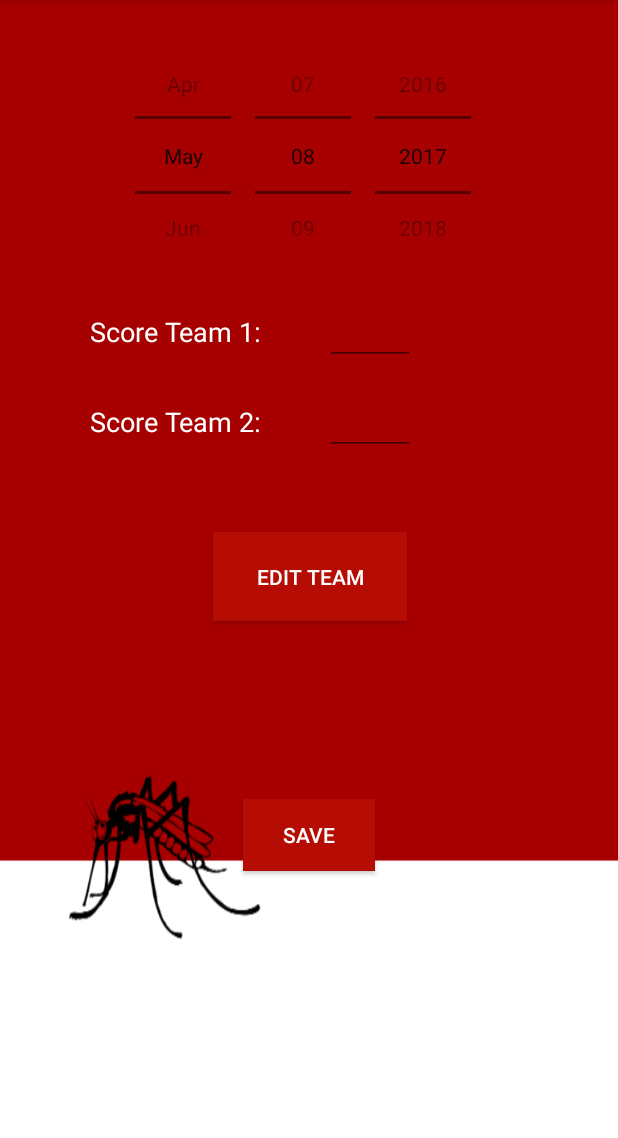
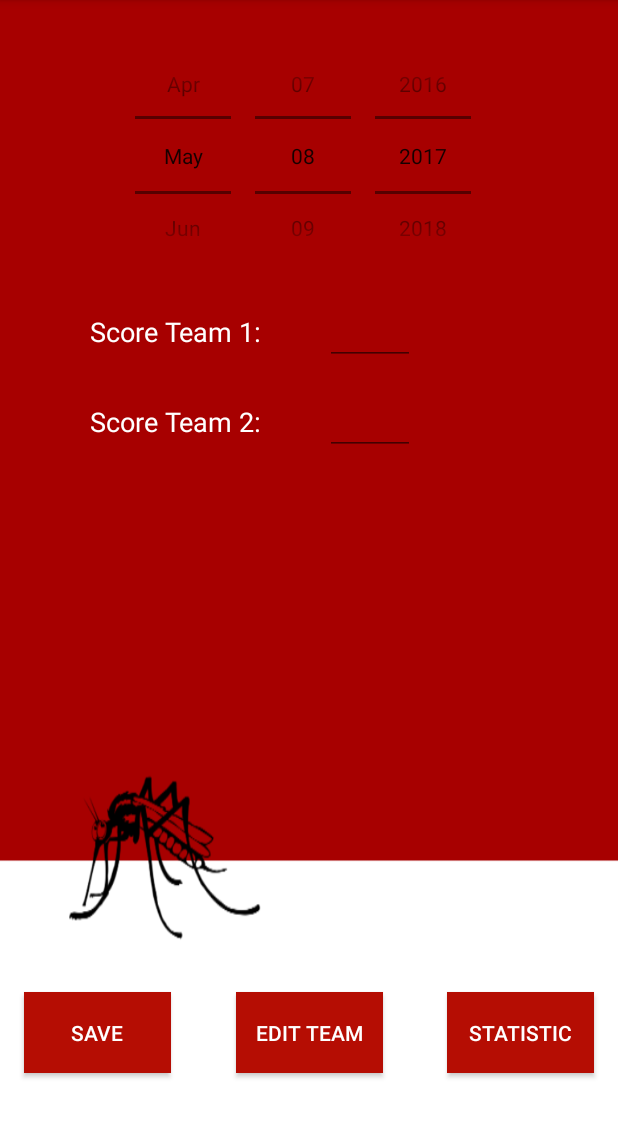
Before and after one commit to JakobWeiler/FootballApp, an Android app: the UpdateMatchActivity screen opened directly, with no data from a screen before it, on a phone screen of 412 x 824 dp, the part 84-1222 px from its top. Run offline under Robolectric (Android 15) with nearby library versions, the phone set to English and light mode, and no system bars.

Commit message:
Show Statistic transfered into Update

```diff
--- a/app/src/main/java/at/footballapp/captainandroid/footballapp/pkgGUI/MainActivity.java
+++ b/app/src/main/java/at/footballapp/captainandroid/footballapp/pkgGUI/MainActivity.java
@@ -25,6 +25,7 @@ public class MainActivity extends AppCompatActivity
     @Override
     protected void onCreate(Bundle savedInstanceState) {
         super.onCreate(savedInstanceState);
+        setTitle("FootballApp");
         setContentView(R.layout.activity_main);
         Toolbar toolbar = (Toolbar) findViewById(R.id.toolbar);
         setSupportActionBar(toolbar);
@@ -93,8 +94,6 @@ public class MainActivity extends AppCompatActivity
             startActivity(new Intent(MainActivity.this, UpdateMatchActivity.class));
         } else if (id == R.id.nav_showMatch) {
             startActivity(new Intent(MainActivity.this, MatchActivity.class));
-        } else if (id == R.id.nav_showStatistic) {
-            startActivity(new Intent(MainActivity.this, StatisticActivity.class));
         }
 
         DrawerLayout drawer = (DrawerLayout) findViewById(R.id.drawer_layout);
--- a/app/src/main/java/at/footballapp/captainandroid/footballapp/pkgGUI/UpdateMatchActivity.java
+++ b/app/src/main/java/at/footballapp/captainandroid/footballapp/pkgGUI/UpdateMatchActivity.java
@@ -18,4 +18,8 @@ public class UpdateMatchActivity extends AppCompatActivity {
     public void onBtnEditTeam(View view) {
         startActivity(new Intent(UpdateMatchActivity.this, EditTeamActivity.class));
     }
+
+    public void onBtnStatistic(View view) {
+        startActivity(new Intent(UpdateMatchActivity.this, StatisticActivity.class));
+    }
 }
--- a/app/src/main/res/layout/activity_statistic.xml
+++ b/app/src/main/res/layout/activity_statistic.xml
@@ -16,14 +16,13 @@
         android:text="@string/Save"
         app:layout_constraintLeft_toLeftOf="parent"
         app:layout_constraintRight_toRightOf="parent"
-        android:layout_marginTop="17dp"
-        app:layout_constraintTop_toBottomOf="@+id/tableLayout2"
         android:layout_marginStart="8dp"
         android:layout_marginEnd="8dp"
         style="@style/buttons"
         app:layout_constraintBottom_toBottomOf="parent"
         android:layout_marginBottom="8dp"
-        app:layout_constraintVertical_bias="0.0" />
+        android:layout_marginTop="8dp"
+        app:layout_constraintTop_toBottomOf="@+id/tableLayout2" />
 
     <TableLayout
         android:id="@+id/tableLayout2"
--- a/app/src/main/res/layout/activity_update_match.xml
+++ b/app/src/main/res/layout/activity_update_match.xml
@@ -22,32 +22,33 @@
 
     <DatePicker
         android:id="@+id/datePicker"
-        android:datePickerMode="spinner"
-        android:calendarViewShown="false"
         android:layout_width="265dp"
         android:layout_height="175dp"
-        app:layout_constraintTop_toTopOf="parent"
+        android:layout_marginLeft="8dp"
+        android:layout_marginRight="8dp"
         android:layout_marginTop="16dp"
-        android:layout_marginLeft="8dp"
+        android:calendarViewShown="false"
+        android:datePickerMode="spinner"
         app:layout_constraintLeft_toLeftOf="parent"
-        android:layout_marginRight="8dp"
         app:layout_constraintRight_toRightOf="parent"
-        />
+        app:layout_constraintTop_toTopOf="parent" />
 
     <Button
         android:id="@+id/btnEditTeam"
-        android:layout_width="129dp"
-        android:layout_height="59dp"
+        style="@style/buttons"
+        android:layout_width="98dp"
+        android:layout_height="54dp"
+        android:layout_marginBottom="10dp"
+        android:layout_marginLeft="8dp"
+        android:layout_marginRight="8dp"
         android:onClick="onBtnEditTeam"
         android:text="@string/Edit"
-        android:layout_marginRight="8dp"
+        app:layout_constraintBottom_toBottomOf="parent"
+        app:layout_constraintLeft_toLeftOf="parent"
         app:layout_constraintRight_toRightOf="parent"
-        android:layout_marginLeft="8dp"
-        app:layout_constraintLeft_toLeftOf="parent"
-        app:layout_constraintHorizontal_bias="0.502"
-        android:layout_marginTop="51dp"
-        app:layout_constraintTop_toBottomOf="@+id/editText4"
-        style="@style/buttons"/>
+        android:layout_marginTop="8dp"
+        app:layout_constraintTop_toBottomOf="@+id/textView"
+        app:layout_constraintVertical_bias="0.891" />
 
     <TextView
         android:id="@+id/textView"
@@ -64,19 +65,17 @@
 
     <Button
         android:id="@+id/btnSave"
-        android:layout_width="wrap_content"
-        android:layout_height="wrap_content"
+        style="@style/buttons"
+        android:layout_width="98dp"
+        android:layout_height="54dp"
+        android:layout_marginBottom="10dp"
+        android:layout_marginLeft="16dp"
+        android:layout_marginTop="8dp"
         android:text="@string/Save"
-        android:layout_marginTop="8dp"
-        app:layout_constraintTop_toBottomOf="@+id/btnEditTeam"
         app:layout_constraintBottom_toBottomOf="parent"
-        android:layout_marginBottom="8dp"
-        android:layout_marginRight="8dp"
-        app:layout_constraintRight_toRightOf="parent"
-        android:layout_marginLeft="8dp"
         app:layout_constraintLeft_toLeftOf="parent"
-        style="@style/buttons"
-        app:layout_constraintVertical_bias="0.382" />
+        app:layout_constraintTop_toBottomOf="@+id/textView"
+        app:layout_constraintVertical_bias="0.891" />
 
     <EditText
         android:id="@+id/editText3"
@@ -107,4 +106,19 @@
         app:layout_constraintLeft_toRightOf="@+id/textView"
         app:layout_constraintRight_toRightOf="parent"
         app:layout_constraintTop_toBottomOf="@+id/editText3" />
+
+    <Button
+        android:id="@+id/btnStatistic"
+        style="@style/buttons"
+        android:layout_width="98dp"
+        android:layout_height="54dp"
+        android:layout_marginBottom="10dp"
+        android:layout_marginRight="16dp"
+        android:layout_marginTop="8dp"
+        android:onClick="onBtnStatistic"
+        android:text="@string/Statistic"
+        app:layout_constraintBottom_toBottomOf="parent"
+        app:layout_constraintRight_toRightOf="parent"
+        app:layout_constraintTop_toBottomOf="@+id/editText4"
+        app:layout_constraintVertical_bias="0.891" />
 </android.support.constraint.ConstraintLayout>
```
Also changed, not shown: app/src/main/res/layout/activity_profile.xml (+10 -7 lines), app/src/main/res/menu/activity_main_drawer.xml (+0 -9 lines).
